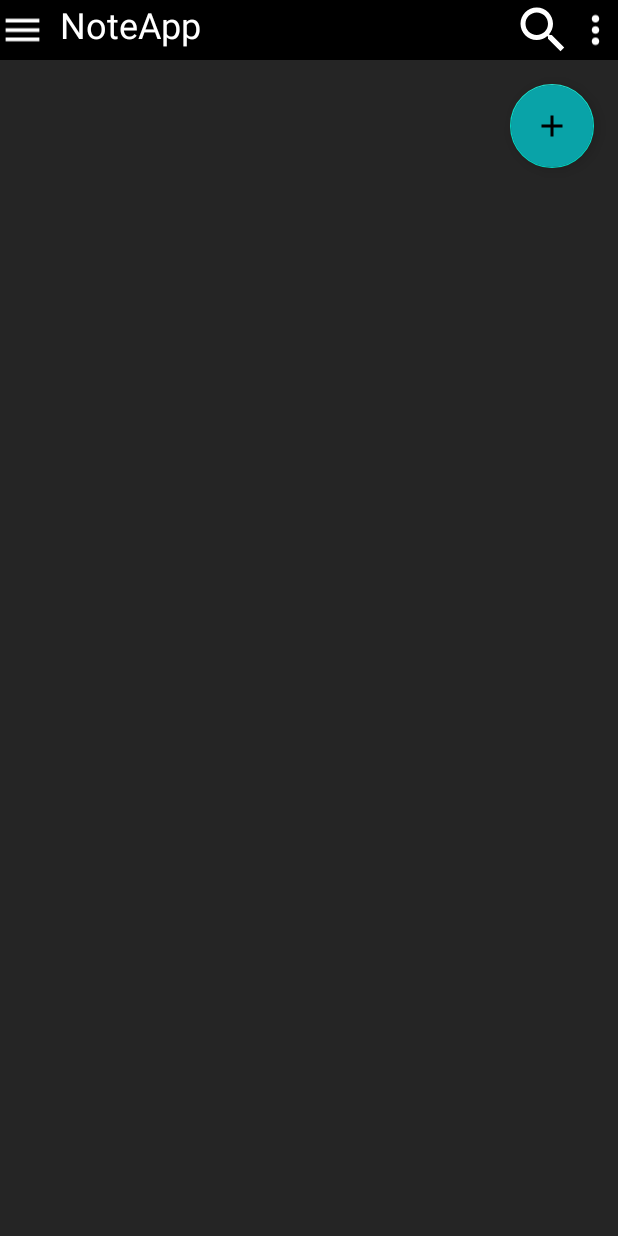
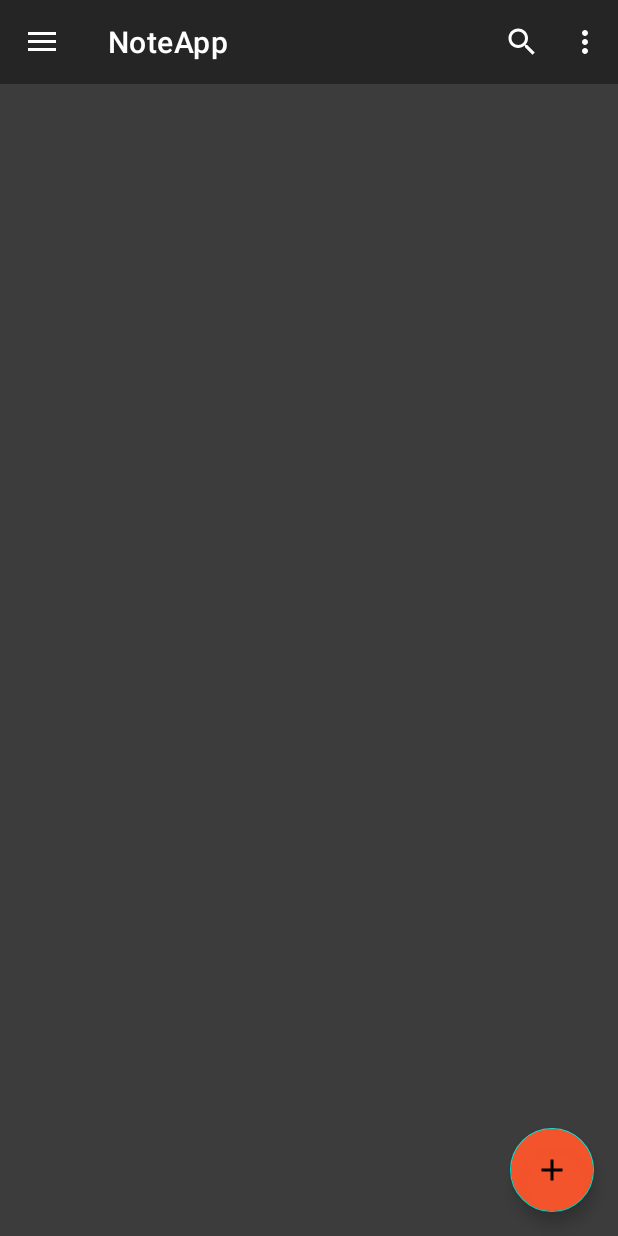
Before and after one commit to GansA11es/NoteApp, an Android app: the screen it shows after launch (MainActivity), on a phone screen of 412 x 824 dp. Run offline under Robolectric (Android 15) with nearby library versions, the phone set to English and light mode, and no system bars.

Commit message:
created a toolbar

```diff
--- a/app/build.gradle
+++ b/app/build.gradle
@@ -38,6 +38,7 @@ dependencies {
     implementation 'com.google.android.material:material:1.5.0'
     implementation 'androidx.constraintlayout:constraintlayout:2.1.3'
     implementation 'androidx.mediarouter:mediarouter:1.2.6'
+    implementation 'com.google.android.material:material:1.5.0'
     testImplementation 'junit:junit:4.13.2'
     androidTestImplementation 'androidx.test.ext:junit:1.1.3'
     androidTestImplementation 'androidx.test.espresso:espresso-core:3.4.0'
--- a/app/src/main/java/com/example/noteapp/MainActivity.kt
+++ b/app/src/main/java/com/example/noteapp/MainActivity.kt
@@ -3,11 +3,39 @@ package com.example.noteapp
 import androidx.appcompat.app.AppCompatActivity
 import android.os.Bundle
 import android.view.Menu
+import android.view.MenuItem
+import androidx.appcompat.app.ActionBarDrawerToggle
+import androidx.appcompat.widget.Toolbar
+import androidx.drawerlayout.widget.DrawerLayout
+import com.google.android.material.navigation.NavigationView
 
-class MainActivity : AppCompatActivity() {
+class MainActivity : AppCompatActivity(), NavigationView.OnNavigationItemSelectedListener {
+
+    private lateinit var mToolbar: Toolbar
+    private lateinit var drawerLayout: DrawerLayout
+    private lateinit var navMenu: NavigationView
+
     override fun onCreate(savedInstanceState: Bundle?) {
         super.onCreate(savedInstanceState)
         setContentView(R.layout.activity_main)
+
+        mToolbar = findViewById(R.id.m_toolbar)
+        setSupportActionBar(mToolbar)
+
+        drawerLayout = findViewById(R.id.drawer_layout)
+        navMenu = findViewById(R.id.nav_menu)
+
+        var actionBarDrawerToggle = ActionBarDrawerToggle(
+            this,
+            drawerLayout,
+            mToolbar,
+            R.string.navigation_open,
+            R.string.navigation_closed
+        )
+
+        drawerLayout.addDrawerListener(actionBarDrawerToggle)
+        actionBarDrawerToggle.syncState()
+        navMenu.setNavigationItemSelectedListener(this)
 
     }
 
@@ -17,4 +45,8 @@ class MainActivity : AppCompatActivity() {
         return super.onCreateOptionsMenu(menu)
     }
 
+    override fun onNavigationItemSelected(item: MenuItem): Boolean {
+        TODO("Not yet implemented")
+    }
+
 }
--- a/app/src/main/res/drawable/container_text_style.xml
+++ /dev/null
@@ -1,8 +0,0 @@
-<?xml version="1.0" encoding="utf-8"?>
-<shape xmlns:android="http://schemas.android.com/apk/res/android"
-    android:thickness="0dp"
-    android:shape="rectangle">
-    <stroke android:width="3dp"
-        android:color="#ACACAC"/>
-    <corners android:radius="10dp"/>
-</shape>
--- a/app/src/main/res/drawable/ic_baseline_add_24.xml
+++ b/app/src/main/res/drawable/ic_baseline_add_50.xml
@@ -1,5 +1,5 @@
-<vector android:height="24dp" android:tint="#FFFFFF"
+<vector android:height="50dp" android:tint="#FFFFFF"
     android:viewportHeight="24" android:viewportWidth="24"
-    android:width="24dp" xmlns:android="http://schemas.android.com/apk/res/android">
+    android:width="50dp" xmlns:android="http://schemas.android.com/apk/res/android">
     <path android:fillColor="@android:color/white" android:pathData="M19,13h-6v6h-2v-6H5v-2h6V5h2v6h6v2z"/>
 </vector>
--- /dev/null
+++ b/app/src/main/res/drawable/ic_baseline_ballot_24.xml
@@ -0,0 +1,6 @@
+<vector android:height="24dp" android:tint="#B5B4B4"
+    android:viewportHeight="24" android:viewportWidth="24"
+    android:width="24dp" xmlns:android="http://schemas.android.com/apk/res/android">
+    <path android:fillColor="@android:color/white"
+        android:fillType="evenOdd" android:pathData="M13,9.5h5v-2h-5V9.5zM13,16.5h5v-2h-5V16.5zM19,21H5c-1.1,0 -2,-0.9 -2,-2V5c0,-1.1 0.9,-2 2,-2h14c1.1,0 2,0.9 2,2v14C21,20.1 20.1,21 19,21zM6,11h5V6H6V11zM7,7h3v3H7V7zM6,18h5v-5H6V18zM7,14h3v3H7V14z"/>
+</vector>
--- /dev/null
+++ b/app/src/main/res/drawable/ic_baseline_image_24.xml
@@ -0,0 +1,5 @@
+<vector android:height="24dp" android:tint="#B5B4B4"
+    android:viewportHeight="24" android:viewportWidth="24"
+    android:width="24dp" xmlns:android="http://schemas.android.com/apk/res/android">
+    <path android:fillColor="@android:color/white" android:pathData="M21,19V5c0,-1.1 -0.9,-2 -2,-2H5c-1.1,0 -2,0.9 -2,2v14c0,1.1 0.9,2 2,2h14c1.1,0 2,-0.9 2,-2zM8.5,13.5l2.5,3.01L14.5,12l4.5,6H5l3.5,-4.5z"/>
+</vector>
--- a/app/src/main/res/drawable/ic_baseline_menu_30.xml
+++ /dev/null
@@ -1,5 +0,0 @@
-<vector android:height="30dp" android:tint="#FFFFFF"
-    android:viewportHeight="24" android:viewportWidth="24"
-    android:width="30dp" xmlns:android="http://schemas.android.com/apk/res/android">
-    <path android:fillColor="@android:color/white" android:pathData="M3,18h18v-2L3,16v2zM3,13h18v-2L3,11v2zM3,6v2h18L21,6L3,6z"/>
-</vector>
--- /dev/null
+++ b/app/src/main/res/drawable/ic_baseline_sticky_note_2_24.xml
@@ -0,0 +1,5 @@
+<vector android:height="24dp" android:tint="#B5B4B4"
+    android:viewportHeight="24" android:viewportWidth="24"
+    android:width="24dp" xmlns:android="http://schemas.android.com/apk/res/android">
+    <path android:fillColor="@android:color/white" android:pathData="M19,3H4.99C3.89,3 3,3.9 3,5l0.01,14c0,1.1 0.89,2 1.99,2h10l6,-6V5C21,3.9 20.1,3 19,3zM7,8h10v2H7V8zM12,14H7v-2h5V14zM14,19.5V14h5.5L14,19.5z"/>
+</vector>
--- a/app/src/main/res/layout/activity_main.xml
+++ b/app/src/main/res/layout/activity_main.xml
@@ -1,43 +1,32 @@
 <?xml version="1.0" encoding="utf-8"?>
-<LinearLayout xmlns:android="http://schemas.android.com/apk/res/android"
+<androidx.drawerlayout.widget.DrawerLayout xmlns:android="http://schemas.android.com/apk/res/android"
     xmlns:app="http://schemas.android.com/apk/res-auto"
-    xmlns:tools="http://schemas.android.com/tools"
+    xmlns:tools="http://schemas .android.com/tools"
+    xmlns:tools2="http://schemas.android.com/tools"
     android:layout_width="match_parent"
     android:layout_height="match_parent"
     tools:context=".MainActivity"
-    android:orientation="vertical"
-    android:background="#252525">
-    <include layout="@layout/toolbar"/>
+    android:id="@+id/drawer_layout">
 
-<!--    <LinearLayout-->
+    <androidx.coordinatorlayout.widget.CoordinatorLayout
+        android:layout_width="match_parent"
+        android:layout_height="match_parent"
+        android:background="#3C3C3C">
 
-<!--        android:layout_width="match_parent"-->
-<!--        android:layout_height="50dp"-->
-<!--        android:orientation="horizontal">-->
+        <com.google.android.material.appbar.AppBarLayout
+            android:layout_width="match_parent"
+            android:layout_height="wrap_content"
+            android:theme="@style/ThemeOverlay.AppCompat.Dark.ActionBar"
+            app:liftOnScroll="true">
 
-<!--        <EditText-->
-<!--            android:layout_width="320dp"-->
-<!--            android:layout_height="30dp"-->
-<!--            android:layout_gravity="center"-->
-<!--            android:layout_marginStart="50dp"-->
-<!--            android:background="@drawable/container_text_style"/>-->
+            <androidx.appcompat.widget.Toolbar
+                android:id="@+id/m_toolbar"
+                android:layout_width="match_parent"
+                android:layout_height="?attr/actionBarSize"
+                android:background="#252525"
+                app:titleTextColor="@color/white"/>
 
-<!--    </LinearLayout>-->
-
-<!--    <LinearLayout-->
-<!--        android:layout_width="match_parent"-->
-<!--        android:layout_height="573dp">-->
-
-<!--        <TextView-->
-<!--            android:id="@+id/text"-->
-<!--            android:layout_width="wrap_content"-->
-<!--            android:layout_height="wrap_content"-->
-<!--            android:text="ggggg"-->
-<!--            android:textColor="@color/black"/>-->
-
-<!--    </LinearLayout>-->
-
-
+        </com.google.android.material.appbar.AppBarLayout>
 
         <com.google.android.material.floatingactionbutton.FloatingActionButton
             android:id="@+id/fab"
@@ -45,13 +34,21 @@
             android:layout_height="wrap_content"
             android:layout_gravity="end|bottom"
             android:layout_margin="16dp"
-        android:backgroundTint="#09A3A8"
-        android:contentDescription="ааа"
-        android:outlineAmbientShadowColor="#490202"
-        android:src="@drawable/ic_baseline_add_24"
+            android:backgroundTint="#F3FD562C"
+            android:outlineAmbientShadowColor="#050505"
+            android:src="@drawable/ic_baseline_add_50"
             app:rippleColor="#EF0000"
             tools:ignore="MissingConstraints"
-        tools:layout_editor_absoluteX="339dp"
-        tools:layout_editor_absoluteY="659dp" />
+            android:contentDescription="@string/description_fab"
+            tools2:targetApi="p" />
+    </androidx.coordinatorlayout.widget.CoordinatorLayout>
 
-</LinearLayout>
+    <com.google.android.material.navigation.NavigationView
+        android:layout_width="wrap_content"
+        android:layout_height="match_parent"
+        app:menu="@menu/nav_menu"
+        android:id="@+id/nav_menu"
+        android:layout_gravity="start"
+        />
+
+</androidx.drawerlayout.widget.DrawerLayout>
--- a/app/src/main/res/layout/toolbar.xml
+++ /dev/null
@@ -1,41 +0,0 @@
-<?xml version="1.0" encoding="utf-8"?>
-<RelativeLayout xmlns:android="http://schemas.android.com/apk/res/android"
-    android:layout_width="wrap_content"
-    android:layout_height="wrap_content"
-    android:background="@color/black">
-
-    <RelativeLayout
-        android:layout_width="wrap_content"
-        android:layout_height="40dp"
-        android:gravity="center">
-
-        <ImageView
-            android:layout_width="wrap_content"
-            android:layout_height="match_parent"
-            android:layout_alignParentStart="true"
-            android:src="@drawable/ic_baseline_menu_30"/>
-
-        <TextView
-            android:layout_width="wrap_content"
-            android:layout_height="match_parent"
-            android:layout_alignParentStart="true"
-            android:layout_marginStart="40dp"
-            android:text="@string/app_name"
-            android:textColor="@color/white"
-            android:textSize="24sp" />
-
-        <ImageView
-            android:layout_width="40dp"
-            android:layout_height="match_parent"
-            android:layout_alignParentEnd="true"
-            android:layout_marginEnd="30dp"
-            android:src="@drawable/ic_baseline_search_30" />
-
-        <ImageView
-            android:layout_width="wrap_content"
-            android:layout_height="match_parent"
-            android:layout_alignParentEnd="true"
-            android:src="@drawable/ic_baseline_settings_30" />
-    </RelativeLayout>
-
-</RelativeLayout>
--- a/app/src/main/res/menu/menu_main.xml
+++ b/app/src/main/res/menu/menu_main.xml
@@ -2,13 +2,6 @@
     xmlns:app="http://schemas.android.com/apk/res-auto"
     xmlns:tools="http://schemas.android.com/tools"
     tools:context=".MainActivity">
-    <item
-        android:id="@+id/navigation_bar_item_active_indicator_view"
-        android:icon="@drawable/ic_baseline_menu_30"
-        app:actionViewClass="com.google.android.material.navigation.NavigationBarMenuView"
-        app:showAsAction="always"
-        android:title="@string/navigation_title"
-        android:visible="true"/>
 
     <item
         android:id="@+id/app_bar_search"
--- /dev/null
+++ b/app/src/main/res/menu/nav_menu.xml
@@ -0,0 +1,13 @@
+<?xml version="1.0" encoding="utf-8"?>
+<menu xmlns:android="http://schemas.android.com/apk/res/android">
+
+    <item android:title="@string/nav_note_text"
+        android:icon="@drawable/ic_baseline_sticky_note_2_24"/>
+
+    <item android:title="@string/nav_todo"
+        android:icon="@drawable/ic_baseline_ballot_24"/>
+
+    <item android:title="@string/nav_image"
+        android:icon="@drawable/ic_baseline_image_24"/>
+
+</menu>
--- a/app/src/main/res/values-night/themes.xml
+++ b/app/src/main/res/values-night/themes.xml
@@ -1,6 +1,6 @@
 <resources xmlns:tools="http://schemas.android.com/tools">
     <!-- Base application theme. -->
-    <style name="Theme.NoteApp" parent="Theme.MaterialComponents.DayNight.DarkActionBar">
+    <style name="Theme.NoteApp" parent="Theme.MaterialComponents.DayNight.NoActionBar">
         <!-- Primary brand color. -->
         <item name="colorPrimary">@color/purple_200</item>
         <item name="colorPrimaryVariant">@color/purple_700</item>
--- a/app/src/main/res/values/strings.xml
+++ b/app/src/main/res/values/strings.xml
@@ -3,5 +3,13 @@
     <string name="action_settings">Settings</string>
     <string name="search_title">Search</string>
     <string name="navigation_title">navigation</string>
+    <string name="description_fab">new add texe</string>
+
+    <string name="nav_note_text">Note text</string>
+    <string name="nav_todo">Todolist</string>
+    <string name="nav_image">Image</string>
+
+    <string name="navigation_open">Open</string>
+    <string name="navigation_closed">Closed</string>
 
 </resources>
--- a/app/src/main/res/values/themes.xml
+++ b/app/src/main/res/values/themes.xml
@@ -1,6 +1,6 @@
 <resources xmlns:tools="http://schemas.android.com/tools">
     <!-- Base application theme. -->
-    <style name="Theme.NoteApp" parent="Theme.MaterialComponents.DayNight.NoActionBar">
+    <style name="Theme.NoteApp" parent="Theme.MaterialComponents.Light.NoActionBar">
         <!-- Primary brand color. -->
         <item name="colorPrimary">@color/purple_500</item>
         <item name="colorPrimaryVariant">@color/purple_700</item>
```
Lines whose indentation alone changed are shown as unchanged.
